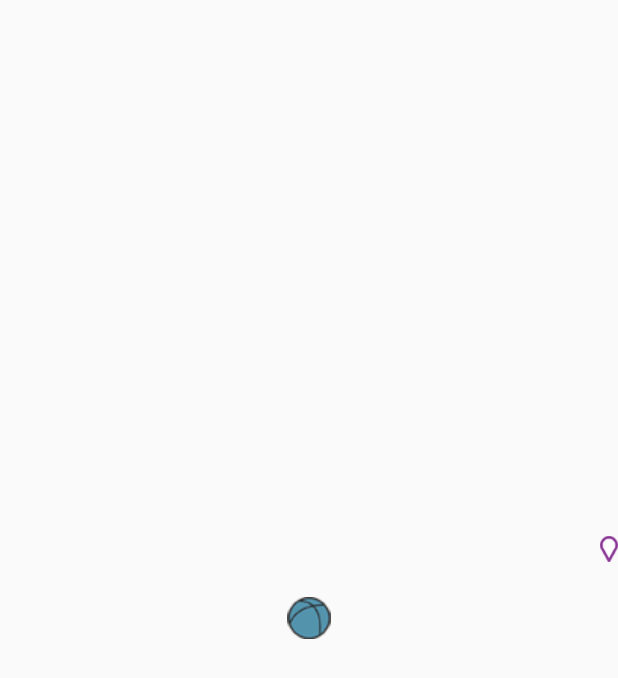
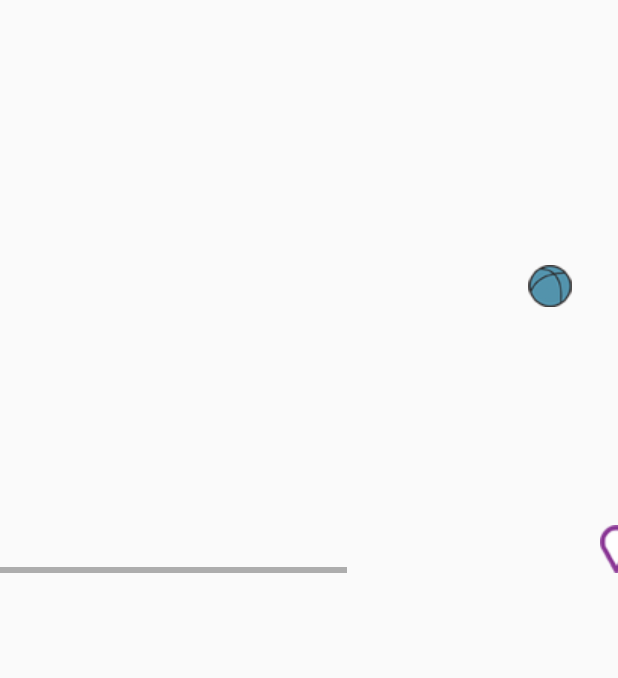
Before and after one commit to KalenikVitaly11/HSEday, an Android app: the layout fragment_map.xml on its own in the app's theme, with its tools: preview values and no code run, on a phone screen of 412 x 824 dp. Shown: the top 678 px of the screen. Run offline under Robolectric (Android 15) with nearby library versions, the phone set to English and light mode, and no system bars.

Commit message:
Рабочая версия, но подлагивает интерфейс

```diff
--- a/app/build.gradle
+++ b/app/build.gradle
@@ -32,5 +32,6 @@ dependencies {
     compile 'com.android.support:cardview-v7:24.2.1'
     compile 'com.android.support:recyclerview-v7:24.2.1'
     compile 'com.github.chrisbanes:PhotoView:1.3.1'
+    compile 'com.squareup.picasso:picasso:2.5.2'
     testCompile 'junit:junit:4.12'
 }
--- a/app/src/main/AndroidManifest.xml
+++ b/app/src/main/AndroidManifest.xml
@@ -6,7 +6,8 @@
     <application
         android:allowBackup="true"
         android:configChanges="keyboardHidden|orientation"
-        android:hardwareAccelerated="true"
+        android:hardwareAccelerated="false"
+
         android:icon="@mipmap/crow_icon"
         android:label="@string/app_name"
         android:largeHeap="true"
--- a/app/src/main/res/layout/fragment_map.xml
+++ b/app/src/main/res/layout/fragment_map.xml
@@ -1,28 +1,24 @@
 <?xml version="1.0" encoding="utf-8"?>
-<com.scrollable.view.VScroll
+<ScrollView
     xmlns:app="http://schemas.android.com/apk/res-auto"
     xmlns:tools="http://schemas.android.com/tools"
     xmlns:android="http://schemas.android.com/apk/res/android"
     android:id="@+id/vScroll"
     android:layout_width="wrap_content"
     android:layout_height="match_parent">
-
-    <com.scrollable.view.HScroll
+    <HorizontalScrollView
         android:id="@+id/hScroll"
         android:layout_width="wrap_content"
         android:layout_height="match_parent">
-
         <RelativeLayout
             android:layout_width="wrap_content"
             android:layout_height="fill_parent"
             android:fillViewport="true">
-
             <ImageView
                 android:id="@+id/map_image"
                 android:layout_width="wrap_content"
                 android:layout_height="wrap_content"
                 android:scaleType="center" />
-
             <ImageView
                 android:id="@+id/map_microphone_1"
                 android:layout_width="wrap_content"
@@ -31,7 +27,6 @@
                 android:layout_marginTop="300dp"
                 android:background="?android:attr/selectableItemBackground"
                 android:src="@drawable/map_microphone" />
-
             <ImageView
                 android:id="@+id/map_ball_1"
                 android:layout_width="wrap_content"
@@ -40,7 +35,6 @@
                 android:layout_centerVertical="true"
                 android:background="?android:attr/selectableItemBackground"
                 android:src="@drawable/map_ball" />
-
             <ImageView
                 android:id="@+id/map_quest_1"
                 android:layout_width="wrap_content"
@@ -49,7 +43,6 @@
                 android:layout_marginTop="350dp"
                 android:background="?android:attr/selectableItemBackground"
                 android:src="@drawable/map_quest" />
-
             <ImageView
                 android:id="@+id/map_tent_1"
                 android:layout_width="wrap_content"
@@ -58,8 +51,6 @@
                 android:layout_marginTop="200dp"
                 android:background="?android:attr/selectableItemBackground"
                 android:src="@drawable/map_tent" />
-
-
         </RelativeLayout>
-    </com.scrollable.view.HScroll>
-</com.scrollable.view.VScroll>
+    </HorizontalScrollView>
+</ScrollView>
```
Also changed, not shown: app/src/main/java/com/example/hseday/NavigationFragments/FragmentMap.java (+4 -7 lines).
